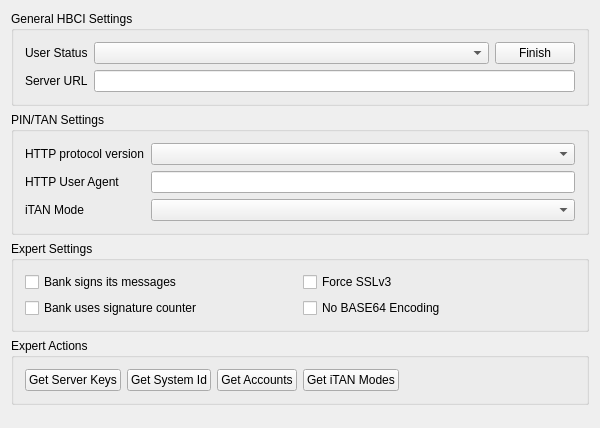
The window that src/plugins/backends/aqhbci/ui/qt4/libs/dialogs/cfgtabpageuserhbci.ui (aqbanking/aqbanking) describes before a commit, drawn with Qt 5.
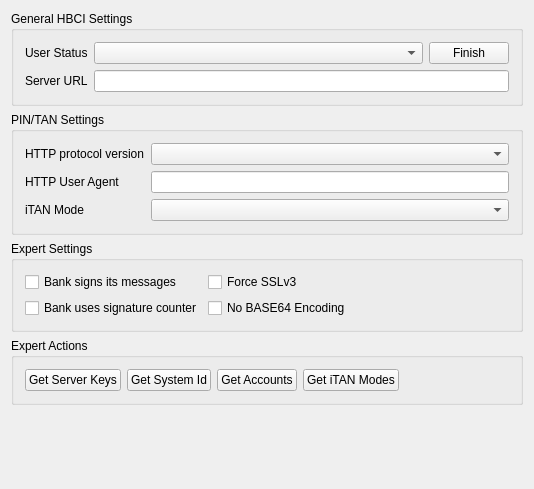
The same window after the commit. Custom widgets are drawn as their Qt base class.

Commit message: Some fixes for the new QT4 frontend. I hate QT... The automatic port didn't seem to handle layouts correctly... grrrr.

The edit to the form file:
```diff
--- a/src/plugins/backends/aqhbci/ui/qt4/libs/dialogs/cfgtabpageuserhbci.ui
+++ b/src/plugins/backends/aqhbci/ui/qt4/libs/dialogs/cfgtabpageuserhbci.ui
@@ -6,20 +6,30 @@
    <rect>
     <x>0</x>
     <y>0</y>
-    <width>600</width>
-    <height>428</height>
+    <width>534</width>
+    <height>489</height>
    </rect>
   </property>
   <property name="windowTitle">
    <string>Edit User</string>
   </property>
-  <layout class="QVBoxLayout">
+  <layout class="QVBoxLayout" name="verticalLayout">
    <item>
     <widget class="Q3GroupBox" name="groupBox9">
      <property name="title">
       <string>General HBCI Settings</string>
      </property>
-     <layout class="QGridLayout">
+     <layout class="QFormLayout" name="formLayout">
+      <item row="0" column="0">
+       <widget class="QLabel" name="textLabel6">
+        <property name="text">
+         <string>User Status</string>
+        </property>
+        <property name="wordWrap">
+         <bool>false</bool>
+        </property>
+       </widget>
+      </item>
       <item row="0" column="1">
        <layout class="QHBoxLayout">
         <item>
@@ -41,16 +51,6 @@
         </item>
        </layout>
       </item>
-      <item row="0" column="0">
-       <widget class="QLabel" name="textLabel6">
-        <property name="text">
-         <string>User Status</string>
-        </property>
-        <property name="wordWrap">
-         <bool>false</bool>
-        </property>
-       </widget>
-      </item>
       <item row="1" column="0">
        <widget class="QLabel" name="textLabel4">
         <property name="text">
@@ -79,7 +79,7 @@
      <property name="title">
       <string>PIN/TAN Settings</string>
      </property>
-     <layout class="QGridLayout">
+     <layout class="QFormLayout" name="formLayout_2">
       <item row="0" column="0">
        <widget class="QLabel" name="textLabel2">
         <property name="text">
@@ -90,6 +90,9 @@
         </property>
        </widget>
       </item>
+      <item row="0" column="1">
+       <widget class="QComboBox" name="httpVersionCombo"/>
+      </item>
       <item row="1" column="0">
        <widget class="QLabel" name="textLabel3">
         <property name="text">
@@ -113,9 +116,6 @@
         </property>
        </widget>
       </item>
-      <item row="0" column="1">
-       <widget class="QComboBox" name="httpVersionCombo"/>
-      </item>
       <item row="2" column="1">
        <widget class="QComboBox" name="itanModeCombo"/>
       </item>
@@ -127,14 +127,7 @@
      <property name="title">
       <string>Expert Settings</string>
      </property>
-     <layout class="QGridLayout">
-      <item row="1" column="0">
-       <widget class="QCheckBox" name="bankCounterCheck">
-        <property name="text">
-         <string>Bank uses signature counter</string>
-        </property>
-       </widget>
-      </item>
+     <layout class="QFormLayout" name="formLayout_3">
       <item row="0" column="0">
        <widget class="QCheckBox" name="bankSignCheck">
         <property name="text">
@@ -155,6 +148,13 @@
         </property>
        </widget>
       </item>
+      <item row="1" column="0">
+       <widget class="QCheckBox" name="bankCounterCheck">
+        <property name="text">
+         <string>Bank uses signature counter</string>
+        </property>
+       </widget>
+      </item>
       <item row="1" column="1">
        <widget class="QCheckBox" name="noBase64Check">
         <property name="toolTip">
@@ -176,7 +176,7 @@
      <property name="title">
       <string>Expert Actions</string>
      </property>
-     <layout class="QHBoxLayout">
+     <layout class="QHBoxLayout" name="horizontalLayout">
       <item>
        <widget class="QPushButton" name="getServerKeysButton">
         <property name="text">
```
The commit also changes 6 other files.
